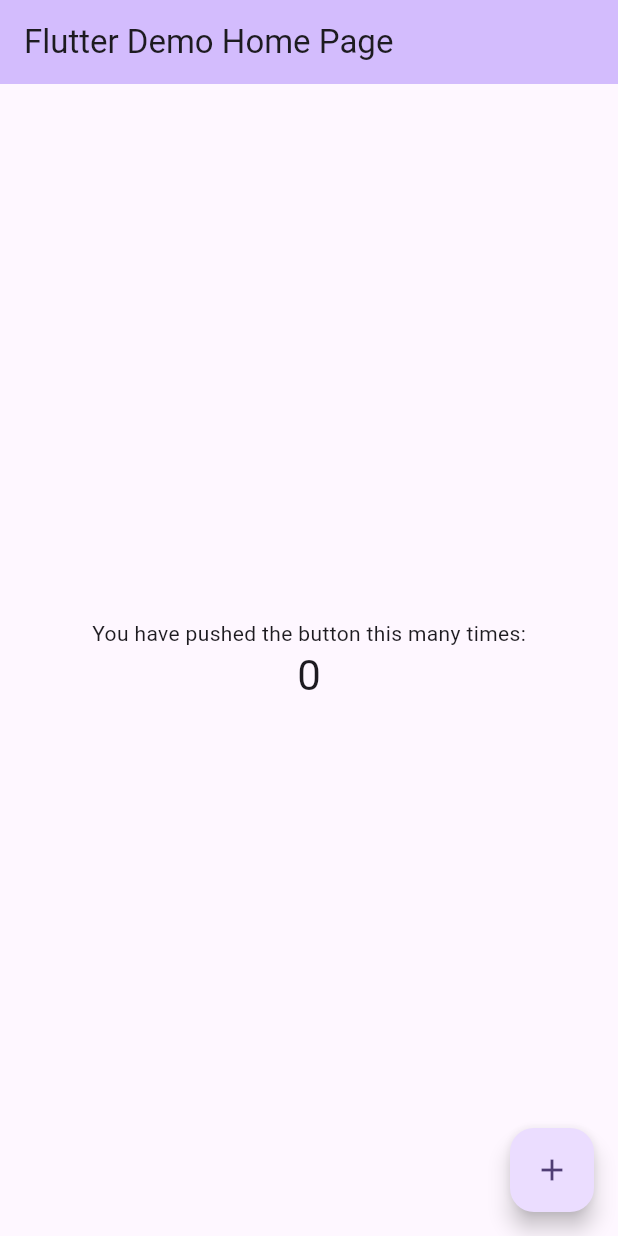
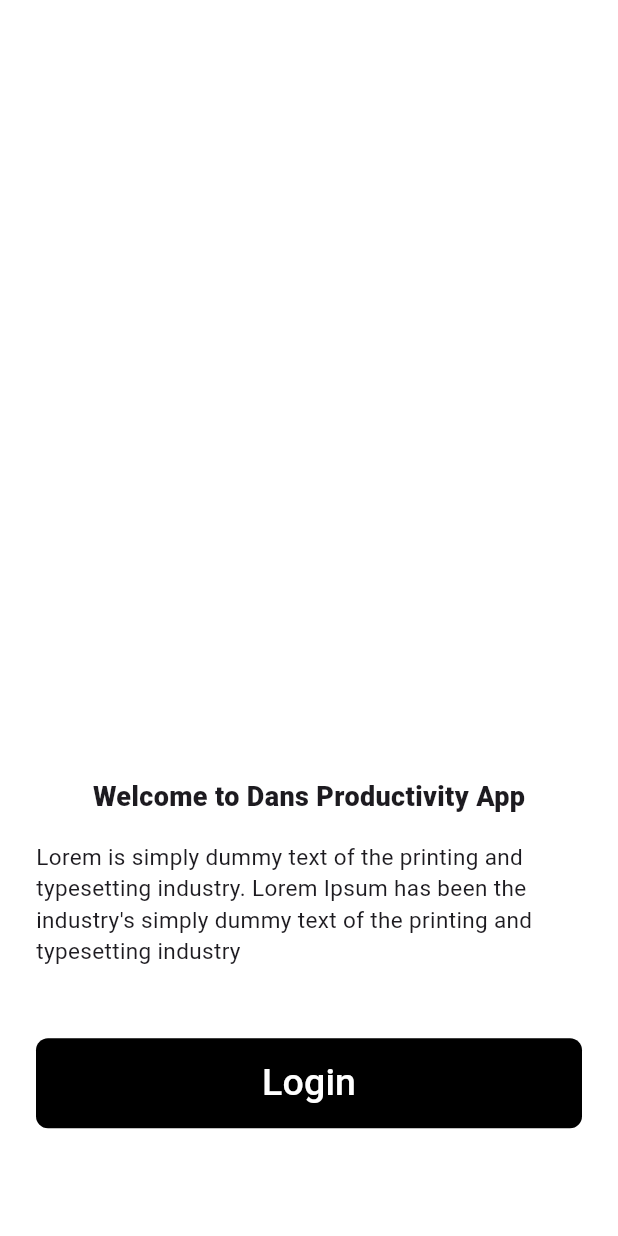
Before and after one commit to linhla0108/code_hub_app_flutter, a Flutter app: the screen it shows after launch, on a phone screen of 412 x 824 dp. Run offline on Flutter 3.47's test engine with Material 3 defaults, Android fonts, the phone set to English and light mode, and no system bars.

Commit message:
feat: add splash screen chore: update gitignore and rule

```diff
--- a/analysis_options.yaml
+++ b/analysis_options.yaml
@@ -7,6 +7,9 @@
 
 # The following line activates a set of recommended lints for Flutter apps,
 # packages, and plugins designed to encourage good coding practices.
+analyzer:
+  errors:
+    prefer_const_literals_to_create_immutables: ignore
 include: package:flutter_lints/flutter.yaml
 
 linter:
@@ -23,6 +26,6 @@ linter:
   rules:
     # avoid_print: false  # Uncomment to disable the `avoid_print` rule
     # prefer_single_quotes: true  # Uncomment to enable the `prefer_single_quotes` rule
-
+    ignore_for_file: prefer_const_constructors
 # Additional information about this file can be found at
 # https://dart.dev/guides/language/analysis-options
--- a/lib/main.dart
+++ b/lib/main.dart
@@ -1,3 +1,4 @@
+import 'package:dans_productivity_app_flutter/pages/splash.dart';
 import 'package:flutter/material.dart';
 
 void main() {
@@ -10,116 +11,9 @@
   // This widget is the root of your application.
   @override
   Widget build(BuildContext context) {
-    return MaterialApp(
-      title: 'Flutter Demo',
-      theme: ThemeData(
-        // This is the theme of your application.
-        //
-        // TRY THIS: Try running your application with "flutter run". You'll see
-        // the application has a purple toolbar. Then, without quitting the app,
-        // try changing the seedColor in the colorScheme below to Colors.green
-        // and then invoke "hot reload" (save your changes or press the "hot
-        // reload" button in a Flutter-supported IDE, or press "r" if you used
-        // the command line to start the app).
-        //
-        // Notice that the counter didn't reset back to zero; the application
-        // state is not lost during the reload. To reset the state, use hot
-        // restart instead.
-        //
-        // This works for code too, not just values: Most code changes can be
-        // tested with just a hot reload.
-        colorScheme: ColorScheme.fromSeed(seedColor: Colors.deepPurple),
-        useMaterial3: true,
-      ),
-      home: const MyHomePage(title: 'Flutter Demo Home Page'),
-    );
+    return const MaterialApp(
+        debugShowCheckedModeBanner: false,
+        title: 'Productivity App Demo',
+        home: SplashPage());
   }
 }
-
-class MyHomePage extends StatefulWidget {
-  const MyHomePage({super.key, required this.title});
-
-  // This widget is the home page of your application. It is stateful, meaning
-  // that it has a State object (defined below) that contains fields that affect
-  // how it looks.
-
-  // This class is the configuration for the state. It holds the values (in this
-  // case the title) provided by the parent (in this case the App widget) and
-  // used by the build method of the State. Fields in a Widget subclass are
-  // always marked "final".
-
-  final String title;
-
-  @override
-  State<MyHomePage> createState() => _MyHomePageState();
-}
-
-class _MyHomePageState extends State<MyHomePage> {
-  int _counter = 0;
-
-  void _incrementCounter() {
-    setState(() {
-      // This call to setState tells the Flutter framework that something has
-      // changed in this State, which causes it to rerun the build method below
-      // so that the display can reflect the updated values. If we changed
-      // _counter without calling setState(), then the build method would not be
-      // called again, and so nothing would appear to happen.
-      _counter++;
-    });
-  }
-
-  @override
-  Widget build(BuildContext context) {
-    // This method is rerun every time setState is called, for instance as done
-    // by the _incrementCounter method above.
-    //
-    // The Flutter framework has been optimized to make rerunning build methods
-    // fast, so that you can just rebuild anything that needs updating rather
-    // than having to individually change instances of widgets.
-    return Scaffold(
-      appBar: AppBar(
-        // TRY THIS: Try changing the color here to a specific color (to
-        // Colors.amber, perhaps?) and trigger a hot reload to see the AppBar
-        // change color while the other colors stay the same.
-        backgroundColor: Theme.of(context).colorScheme.inversePrimary,
-        // Here we take the value from the MyHomePage object that was created by
-        // the App.build method, and use it to set our appbar title.
-        title: Text(widget.title),
-      ),
-      body: Center(
-        // Center is a layout widget. It takes a single child and positions it
-        // in the middle of the parent.
-        child: Column(
-          // Column is also a layout widget. It takes a list of children and
-          // arranges them vertically. By default, it sizes itself to fit its
-          // children horizontally, and tries to be as tall as its parent.
-          //
-          // Column has various properties to control how it sizes itself and
-          // how it positions its children. Here we use mainAxisAlignment to
-          // center the children vertically; the main axis here is the vertical
-          // axis because Columns are vertical (the cross axis would be
-          // horizontal).
-          //
-          // TRY THIS: Invoke "debug painting" (choose the "Toggle Debug Paint"
-          // action in the IDE, or press "p" in the console), to see the
-          // wireframe for each widget.
-          mainAxisAlignment: MainAxisAlignment.center,
-          children: <Widget>[
-            const Text(
-              'You have pushed the button this many times:',
-            ),
-            Text(
-              '$_counter',
-              style: Theme.of(context).textTheme.headlineMedium,
-            ),
-          ],
-        ),
-      ),
-      floatingActionButton: FloatingActionButton(
-        onPressed: _incrementCounter,
-        tooltip: 'Increment',
-        child: const Icon(Icons.add),
-      ), // This trailing comma makes auto-formatting nicer for build methods.
-    );
-  }
-}
--- /dev/null
+++ b/lib/pages/splash.dart
@@ -0,0 +1,76 @@
+import 'package:flutter/material.dart';
+
+class SplashPage extends StatelessWidget {
+  const SplashPage({super.key});
+
+  @override
+  Widget build(BuildContext context) {
+    return MaterialApp(
+      debugShowCheckedModeBanner: false,
+      home: Scaffold(
+          backgroundColor: Colors.white70,
+          body: Align(
+            alignment: Alignment.bottomCenter,
+            child: Container(
+              height: MediaQuery.of(context).size.height * 0.4,
+              width: MediaQuery.of(context).size.width,
+              decoration: BoxDecoration(
+                  color: Colors.white, borderRadius: BorderRadius.circular(30)),
+              child: Padding(
+                  padding: EdgeInsets.all(24),
+                  child: Column(
+                    children: [
+                      Container(
+                        child: Column(
+                          children: [
+                            Text(
+                              "Welcome to Dans Productivity App",
+                              style: TextStyle(
+                                  fontSize: 18, fontWeight: FontWeight.w800),
+                            ),
+                            Padding(
+                                padding: EdgeInsets.only(top: 16),
+                                child: Text(
+                                  "Lorem is simply dummy text of the printing and typesetting industry. Lorem Ipsum has been the industry's simply dummy text of the printing and typesetting industry",
+                                  style: TextStyle(fontSize: 15),
+                                )),
+                          ],
+                        ),
+                      ),
+                      Expanded(
+                        child: Align(
+                          alignment: AlignmentDirectional.center,
+                          child: Container(
+                            height: 60,
+                            width: MediaQuery.of(context).size.width,
+                            child: TextButton(
+                              style: ButtonStyle(
+                                backgroundColor: WidgetStateProperty.all<Color>(
+                                    Colors.black),
+                                shape: WidgetStateProperty.all<OutlinedBorder>(
+                                  RoundedRectangleBorder(
+                                    borderRadius: BorderRadius.circular(8),
+                                  ),
+                                ),
+                              ),
+                              onPressed: () {},
+                              child: Text(
+                                "Login",
+                                style: TextStyle(
+                                    fontSize: 25, color: Colors.white),
+                              ),
+                            ),
+                          ),
+                        ),
+                      )
+                    ],
+                  )),
+            ),
+          )),
+    );
+  }
+}
+// Text(
+//             "lorem ipsum dolor sit amet consectetur adipiscing elit sed do eiusmod tempor incididunt ut labore et dolore magna aliqua. Ut enim ad minim veniam, quis nostrud exercitation ullamco laboris nisi ut aliquip ex ea commodo consequat.",
+
+//           ),
```
Also changed, not shown: 2 other files.
